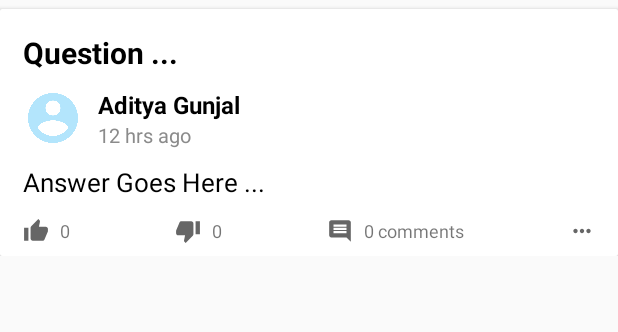
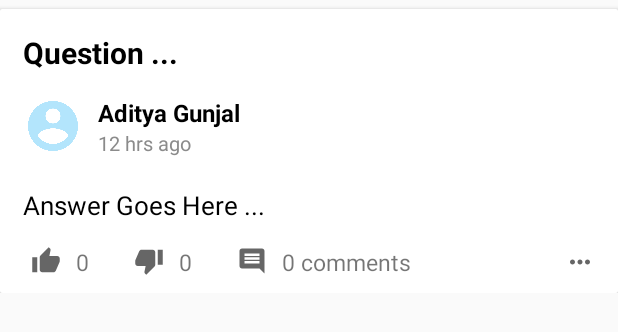
Before and after one commit to ETS-Android3/NQuire, an Android app: the layout answer_card.xml on its own in the app's theme, with its tools: preview values and no code run, on a phone screen of 412 x 824 dp. Shown: the top 332 px of the screen. Run offline under Robolectric (Android 15) with nearby library versions, the phone set to English and light mode, and no system bars.

Commit message:
Beta version 0.1.3

```diff
--- a/app/src/main/java/com/adityagunjal/sdl_project/ChatActivity.java
+++ b/app/src/main/java/com/adityagunjal/sdl_project/ChatActivity.java
@@ -114,7 +114,11 @@ public class ChatActivity extends AppCompatActivity {
                         messageText.setText("");
                         messageText.clearFocus();
                         InputMethodManager imm = (InputMethodManager)getSystemService(Context.INPUT_METHOD_SERVICE);
-                        imm.hideSoftInputFromWindow(getCurrentFocus().getWindowToken(), 0);
+                        try {
+                            imm.hideSoftInputFromWindow(getCurrentFocus().getWindowToken(), 0);
+                        }catch (NullPointerException e){
+
+                        }
                     }
 
                     @Override
--- a/app/src/main/java/com/adityagunjal/sdl_project/adapters/AdapterAnswer.java
+++ b/app/src/main/java/com/adityagunjal/sdl_project/adapters/AdapterAnswer.java
@@ -196,7 +196,7 @@ public class AdapterAnswer extends RecyclerView.Adapter<AdapterAnswer.MyViewHold
             lastUpdated = itemView.findViewById(R.id.all_answer_update_info);
             likes = itemView.findViewById(R.id.all_answer_like);
             dislikes = itemView.findViewById(R.id.all_answer_dislike);
-            comments = itemView.findViewById(R.id.all_answer_comments);
+            comments = itemView.findViewById(R.id.all_answer_comment);
         }
     }
 
--- a/app/src/main/java/com/adityagunjal/sdl_project/adapters/AdapterFeed.java
+++ b/app/src/main/java/com/adityagunjal/sdl_project/adapters/AdapterFeed.java
@@ -72,7 +72,7 @@ public class AdapterFeed extends RecyclerView.Adapter<AdapterFeed.MyViewHolder>
         holder.lastUpdated.setText(modelAnswer.getDate());
         holder.likes.setText(Integer.toString(modelAnswer.getUpvotes()));
         holder.dislikes.setText(Integer.toString(modelAnswer.getDownvotes()));
-        holder.comments.setText(Integer.toString(modelAnswer.getComments()));
+        holder.comments.setText(Integer.toString(modelAnswer.getComments()) + " comments");
 
         HashMap<String, String> answerMap = modelAnswer.getAnswer();
 
--- a/app/src/main/java/com/adityagunjal/sdl_project/ui/home/HomeFragment.java
+++ b/app/src/main/java/com/adityagunjal/sdl_project/ui/home/HomeFragment.java
@@ -15,6 +15,7 @@ import androidx.recyclerview.widget.LinearLayoutManager;
 import androidx.recyclerview.widget.RecyclerView;
 
 import com.adityagunjal.sdl_project.R;
+import com.adityagunjal.sdl_project.SplashActivity;
 import com.adityagunjal.sdl_project.adapters.AdapterFeed;
 import com.adityagunjal.sdl_project.models.ModelAnswer;
 import com.adityagunjal.sdl_project.models.ModelFeed;
@@ -46,6 +47,7 @@ public class HomeFragment extends Fragment {
 
     private boolean loading = true;
     int pastVisiblesItems, visibleItemCount, totalItemCount;
+    boolean self = true;
 
     @Nullable
     @Override
@@ -69,6 +71,8 @@ public class HomeFragment extends Fragment {
 
     public void populateRecyclerView() {
 
+        self = true;
+
         Query query = FirebaseDatabase.getInstance().getReference("Answers").orderByChild("timestamp").limitToFirst(pageLimit);
 
         query.addListenerForSingleValueEvent(new ValueEventListener() {
@@ -85,6 +89,7 @@ public class HomeFragment extends Fragment {
 
                         final String questionID = modelAnswer.getQuestionID();
 
+                        if(!modelAnswer.getUserID().equals(SplashActivity.userInfo.getUserID())){
                             FirebaseDatabase.getInstance().getReference("Users")
                                     .child(modelAnswer.getUserID())
                                     .addListenerForSingleValueEvent(new ValueEventListener() {
@@ -116,6 +121,7 @@ public class HomeFragment extends Fragment {
 
                                         }
                                     });
+                        }
                     }
                 }
             }
--- a/app/src/main/res/layout/answer_card.xml
+++ b/app/src/main/res/layout/answer_card.xml
@@ -1,5 +1,5 @@
 <?xml version="1.0" encoding="utf-8"?>
-<LinearLayout
+<RelativeLayout
     xmlns:android="http://schemas.android.com/apk/res/android"
     android:layout_width="match_parent"
     android:orientation="vertical"
@@ -30,7 +30,7 @@
 
             <RelativeLayout
                 android:layout_marginLeft="15dp"
-                android:layout_marginTop="10dp"
+                android:layout_marginTop="15dp"
                 android:layout_marginRight="15dp"
                 android:layout_width="match_parent"
                 android:layout_height="wrap_content">
@@ -80,6 +80,7 @@
                 android:layout_height="wrap_content">
 
                 <LinearLayout
+                    android:layout_marginTop="10dp"
                     android:layout_width="match_parent"
                     android:layout_height="wrap_content"
                     android:orientation="vertical">
@@ -99,86 +100,79 @@
                             android:textColor="@color/black"
                             android:textSize="17sp"/>
 
-                    <LinearLayout
-                        android:layout_marginTop="12dp"
-                        android:layout_marginBottom="8dp"
+                    <RelativeLayout
+                        android:layout_marginTop="15dp"
+                        android:layout_marginBottom="10dp"
                         android:scaleType = "center"
                         android:layout_width="match_parent"
                         android:layout_height="wrap_content"
                         android:orientation="horizontal">
 
-                        <LinearLayout
+                        <ImageView
+                            android:layout_marginLeft="5dp"
+                            android:id="@+id/card_upvote"
+                            android:layout_width="20dp"
+                            android:layout_height="20dp"
+                            android:src="@drawable/ic_upvote_icon" />
+
+                        <TextView
+                            android:layout_centerVertical="true"
+                            android:layout_toEndOf="@id/card_upvote"
+                            android:id="@+id/feed_answer_like"
                             android:layout_width="wrap_content"
                             android:layout_height="wrap_content"
-                            android:layout_weight="1">
+                            android:text="0"
+                            android:textSize="15sp"
+                            android:layout_marginLeft="10dp"/>
 
-                            <ImageView
-                                android:id="@+id/card_upvote"
-                                android:layout_width="17dp"
-                                android:layout_height="17dp"
-                                android:src="@drawable/ic_upvote_icon" />
+                        <ImageView
+                            android:layout_marginLeft="30dp"
+                            android:layout_toEndOf="@id/feed_answer_like"
+                            android:id="@+id/card_downvote"
+                            android:layout_width="20dp"
+                            android:layout_height="20dp"
+                            android:src="@drawable/ic_downvote_icon"/>
 
-                            <TextView
-                                android:id="@+id/feed_answer_like"
-                                android:layout_width="wrap_content"
-                                android:layout_height="wrap_content"
-                                android:text="0"
-                                android:textSize="12sp"
-                                android:layout_marginLeft="7dp"/>
-
-                        </LinearLayout>
-                        <LinearLayout
+                        <TextView
+                            android:layout_centerVertical="true"
+                            android:layout_toEndOf="@id/card_downvote"
+                            android:id="@+id/feed_answer_dislike"
                             android:layout_width="wrap_content"
                             android:layout_height="wrap_content"
-                            android:layout_weight="1">
+                            android:text="0"
+                            android:textSize="15sp"
+                            android:layout_marginLeft="10dp"/>
 
-                            <ImageView
-                                android:id="@+id/card_downvote"
-                                android:layout_width="17dp"
-                                android:layout_height="17dp"
-                                android:src="@drawable/ic_downvote_icon"/>
+                        <ImageView
+                            android:layout_marginLeft="30dp"
+                            android:layout_toEndOf="@id/feed_answer_dislike"
+                            android:id="@+id/card_comment"
+                            android:layout_width="20dp"
+                            android:layout_height="20dp"
+                            android:src="@drawable/ic_comment_icon" />
 
-                            <TextView
-                                android:id="@+id/feed_answer_dislike"
-                                android:layout_width="wrap_content"
-                                android:layout_height="wrap_content"
-                                android:text="0"
-                                android:textSize="12sp"
-                                android:layout_marginLeft="7dp"/>
-
-                        </LinearLayout>
-
-                        <LinearLayout
+                        <TextView
+                            android:layout_centerVertical="true"
+                            android:layout_toEndOf="@id/card_comment"
+                            android:id="@+id/feed_answer_comment"
                             android:layout_width="wrap_content"
                             android:layout_height="wrap_content"
-                            android:layout_weight="1">
-
-                            <ImageView
-                                android:id="@+id/card_comment"
-                                android:layout_width="17dp"
-                                android:layout_height="17dp"
-                                android:src="@drawable/ic_comment_icon" />
-
-                            <TextView
-                                android:id="@+id/feed_answer_comment"
-                                android:layout_width="wrap_content"
-                                android:layout_height="wrap_content"
-                                android:textSize="12sp"
-                                android:text="0 comments"
-                                android:layout_marginLeft="7dp"/>
-
-                        </LinearLayout>
-
+                            android:textSize="15sp"
+                            android:text="0 comments"
+                            android:layout_marginLeft="10dp"/>
 
                         <ImageView
+                            android:layout_centerVertical="true"
+                            android:layout_alignParentRight="true"
                             android:id="@+id/card_more_button"
-                            android:layout_width="17dp"
-                            android:layout_height="17dp"
+                            android:layout_width="20dp"
+                            android:layout_height="20dp"
                             android:src="@drawable/ic_more_icon" />
 
-                    </LinearLayout>
+                    </RelativeLayout>
 
                 </LinearLayout>
+
 
             </RelativeLayout>
 
@@ -187,4 +181,4 @@
 
     </androidx.cardview.widget.CardView>
 
-</LinearLayout>
+</RelativeLayout>
```
Also changed, not shown: app/src/main/java/com/adityagunjal/sdl_project/helpers/Helpers.java (+23 -0 lines), app/src/main/java/com/adityagunjal/sdl_project/ui/profile/ShowProfileFragment.java (+45 -17 lines), app/src/main/res/layout/answer_card_2.xml (+42 -47 lines), app/src/main/res/layout/fragment_all_answers.xml (+6 -2 lines), app/src/main/res/layout/fragment_one_answer.xml (+32 -41 lines). Lines whose indentation alone changed are shown as unchanged.
